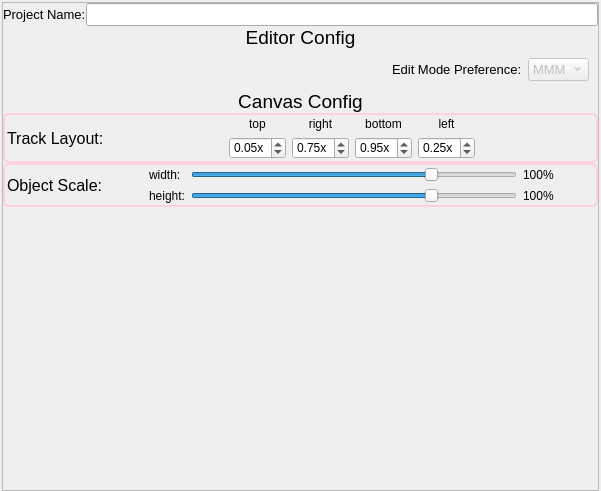
xiangCaO233/MusicMapMaker, file src/ui/config/project/projectconfig.ui: the form before one commit.
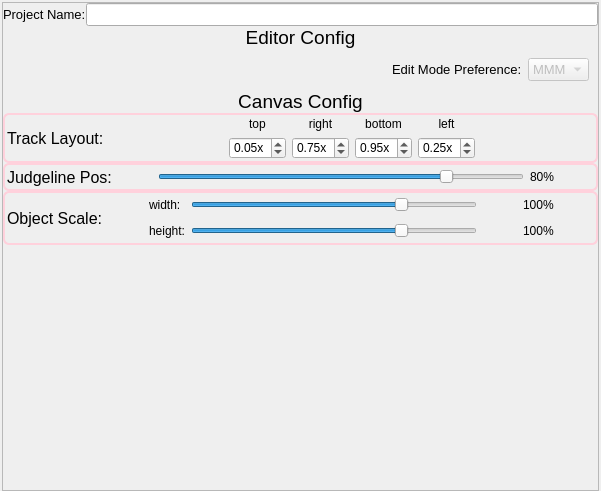
The form after the commit.

Patch:
```diff
--- a/src/ui/config/project/projectconfig.ui
+++ b/src/ui/config/project/projectconfig.ui
@@ -371,6 +371,102 @@
            </layout>
           </widget>
          </item>
+         <item>
+          <widget class="QWidget" name="judgelineposconfig_widget" native="true">
+           <property name="minimumSize">
+            <size>
+             <width>0</width>
+             <height>0</height>
+            </size>
+           </property>
+           <property name="styleSheet">
+            <string notr="true">#judgelineposconfig_widget{
+            border: 2px solid #FFD1DC;
+            border-radius: 6px;
+            padding: 2px;
+}</string>
+           </property>
+           <layout class="QVBoxLayout" name="verticalLayout_2">
+            <property name="leftMargin">
+             <number>4</number>
+            </property>
+            <property name="topMargin">
+             <number>4</number>
+            </property>
+            <property name="rightMargin">
+             <number>4</number>
+            </property>
+            <property name="bottomMargin">
+             <number>4</number>
+            </property>
+            <item>
+             <layout class="QHBoxLayout" name="horizontalLayout_5" stretch="0,0,1,0,0">
+              <item>
+               <widget class="QLabel" name="judgeline_pos_label">
+                <property name="font">
+                 <font>
+                  <pointsize>12</pointsize>
+                 </font>
+                </property>
+                <property name="text">
+                 <string>Judgeline Pos:</string>
+                </property>
+               </widget>
+              </item>
+              <item>
+               <spacer name="horizontalSpacer_8">
+                <property name="orientation">
+                 <enum>Qt::Orientation::Horizontal</enum>
+                </property>
+                <property name="sizeHint" stdset="0">
+                 <size>
+                  <width>40</width>
+                  <height>20</height>
+                 </size>
+                </property>
+               </spacer>
+              </item>
+              <item>
+               <widget class="QSlider" name="judgeline_pos_slider">
+                <property name="maximum">
+                 <number>100</number>
+                </property>
+                <property name="pageStep">
+                 <number>5</number>
+                </property>
+                <property name="value">
+                 <number>80</number>
+                </property>
+                <property name="orientation">
+                 <enum>Qt::Orientation::Horizontal</enum>
+                </property>
+               </widget>
+              </item>
+              <item>
+               <widget class="QLabel" name="judgeline_pos_value_label">
+                <property name="text">
+                 <string>80%</string>
+                </property>
+               </widget>
+              </item>
+              <item>
+               <spacer name="horizontalSpacer_9">
+                <property name="orientation">
+                 <enum>Qt::Orientation::Horizontal</enum>
+                </property>
+                <property name="sizeHint" stdset="0">
+                 <size>
+                  <width>40</width>
+                  <height>20</height>
+                 </size>
+                </property>
+               </spacer>
+              </item>
+             </layout>
+            </item>
+           </layout>
+          </widget>
+         </item>
          <item>
           <widget class="QWidget" name="objectscaleconfig_widget" native="true">
            <property name="styleSheet">
@@ -419,49 +515,18 @@
              </spacer>
             </item>
             <item>
-             <layout class="QGridLayout" name="gridLayout">
-              <item row="0" column="1">
-               <widget class="QSlider" name="object_width_scale_slider">
-                <property name="minimum">
-                 <number>25</number>
-                </property>
-                <property name="maximum">
-                 <number>125</number>
-                </property>
-                <property name="pageStep">
-                 <number>5</number>
-                </property>
-                <property name="value">
-                 <number>100</number>
-                </property>
-                <property name="orientation">
-                 <enum>Qt::Orientation::Horizontal</enum>
-                </property>
-               </widget>
-              </item>
-              <item row="1" column="0">
-               <widget class="QLabel" name="object_height_scale_label">
+             <layout class="QGridLayout" name="gridLayout" columnstretch="0,1,0,0" columnminimumwidth="0,1,0,0">
+              <item row="1" column="3">
+               <widget class="QLabel" name="object_height_scale_value_label">
                 <property name="text">
-                 <string>height:</string>
+                 <string>100%</string>
                 </property>
                </widget>
               </item>
-              <item row="1" column="1">
-               <widget class="QSlider" name="object_height_scale_slider">
-                <property name="minimum">
-                 <number>25</number>
-                </property>
-                <property name="maximum">
-                 <number>125</number>
-                </property>
-                <property name="pageStep">
-                 <number>5</number>
-                </property>
-                <property name="value">
-                 <number>100</number>
-                </property>
-                <property name="orientation">
-                 <enum>Qt::Orientation::Horizontal</enum>
+              <item row="0" column="3">
+               <widget class="QLabel" name="object_width_scale_value_label">
+                <property name="text">
+                 <string>100%</string>
                 </property>
                </widget>
               </item>
@@ -472,19 +537,76 @@
                 </property>
                </widget>
               </item>
+              <item row="1" column="1">
+               <widget class="QSlider" name="object_height_scale_slider">
+                <property name="minimum">
+                 <number>25</number>
+                </property>
+                <property name="maximum">
+                 <number>125</number>
+                </property>
+                <property name="pageStep">
+                 <number>5</number>
+                </property>
+                <property name="value">
+                 <number>100</number>
+                </property>
+                <property name="orientation">
+                 <enum>Qt::Orientation::Horizontal</enum>
+                </property>
+               </widget>
+              </item>
+              <item row="1" column="0">
+               <widget class="QLabel" name="object_height_scale_label">
+                <property name="text">
+                 <string>height:</string>
+                </property>
+               </widget>
+              </item>
+              <item row="0" column="1">
+               <widget class="QSlider" name="object_width_scale_slider">
+                <property name="minimum">
+                 <number>25</number>
+                </property>
+                <property name="maximum">
+                 <number>125</number>
+                </property>
+                <property name="pageStep">
+                 <number>5</number>
+                </property>
+                <property name="value">
+                 <number>100</number>
+                </property>
+                <property name="orientation">
+                 <enum>Qt::Orientation::Horizontal</enum>
+                </property>
+               </widget>
+              </item>
               <item row="0" column="2">
-               <widget class="QLabel" name="object_width_scale_value_label">
-                <property name="text">
-                 <string>100%</string>
+               <spacer name="horizontalSpacer_6">
+                <property name="orientation">
+                 <enum>Qt::Orientation::Horizontal</enum>
                 </property>
-               </widget>
+                <property name="sizeHint" stdset="0">
+                 <size>
+                  <width>40</width>
+                  <height>20</height>
+                 </size>
+                </property>
+               </spacer>
               </item>
               <item row="1" column="2">
-               <widget class="QLabel" name="object_height_scale_value_label">
-                <property name="text">
-                 <string>100%</string>
+               <spacer name="horizontalSpacer_7">
+                <property name="orientation">
+                 <enum>Qt::Orientation::Horizontal</enum>
                 </property>
-               </widget>
+                <property name="sizeHint" stdset="0">
+                 <size>
+                  <width>40</width>
+                  <height>20</height>
+                 </size>
+                </property>
+               </spacer>
               </item>
              </layout>
             </item>
```
